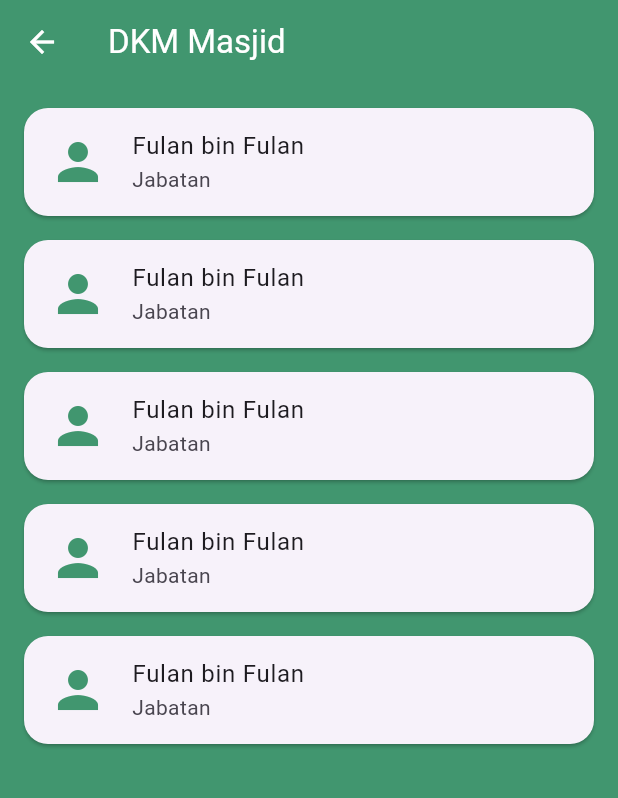
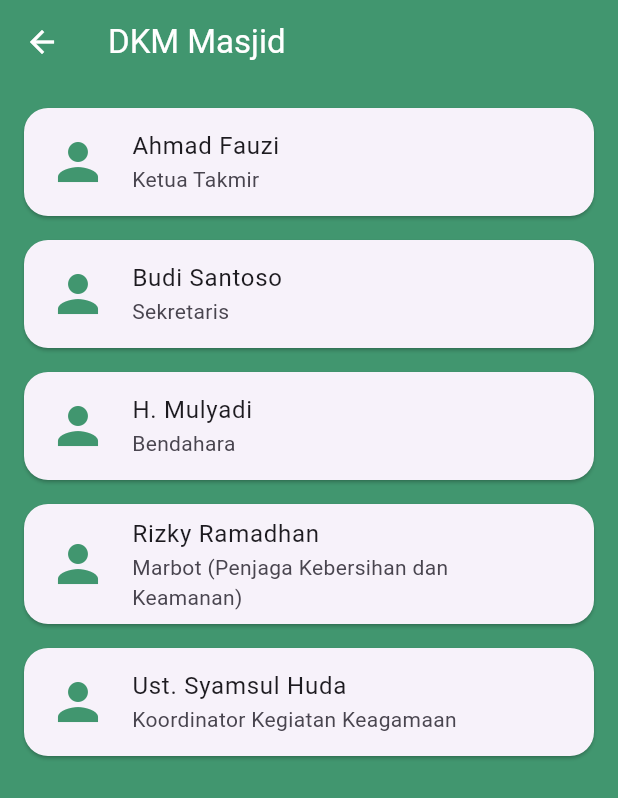
Before and after one commit to adenyuy/el-muhajirin, a Flutter app: the DkmPage screen opened by its route, on a phone screen of 412 x 824 dp. Shown: the top 798 px of the screen. Run offline on Flutter 3.47's test engine with Material 3 defaults, Android fonts, the phone set to English and light mode, and no system bars; our stand-ins replace lottie.

Commit message:
nama dkm masjid kelupaan

```diff
--- a/lib/dkm_page.dart
+++ b/lib/dkm_page.dart
@@ -1,6 +1,29 @@
 import 'package:flutter/material.dart';
 
 class DkmPage extends StatelessWidget {
+  final List<Map<String, String>> pengurus = [
+    {
+      'nama': 'Ahmad Fauzi',
+      'jabatan': 'Ketua Takmir',
+    },
+    {
+      'nama': 'Budi Santoso',
+      'jabatan': 'Sekretaris',
+    },
+    {
+      'nama': 'H. Mulyadi',
+      'jabatan': 'Bendahara',
+    },
+    {
+      'nama': 'Rizky Ramadhan',
+      'jabatan': 'Marbot (Penjaga Kebersihan dan Keamanan)',
+    },
+    {
+      'nama': 'Ust. Syamsul Huda',
+      'jabatan': 'Koordinator Kegiatan Keagamaan',
+    },
+  ];
+
   @override
   Widget build(BuildContext context) {
     return Scaffold(
@@ -13,15 +36,16 @@ class DkmPage extends StatelessWidget {
       ),
       body: ListView.builder(
         padding: EdgeInsets.all(16),
-        itemCount: 5, // contoh data dummy
+        itemCount: pengurus.length,
         itemBuilder: (context, index) {
+          final item = pengurus[index];
           return Card(
             shape: RoundedRectangleBorder(borderRadius: BorderRadius.circular(16)),
             margin: EdgeInsets.only(bottom: 16),
             child: ListTile(
               leading: Icon(Icons.person, size: 40, color: Color(0xFF41966F)),
-              title: Text('Fulan bin Fulan'),
-              subtitle: Text('Jabatan'),
+              title: Text(item['nama']!),
+              subtitle: Text(item['jabatan']!),
             ),
           );
         },
```
